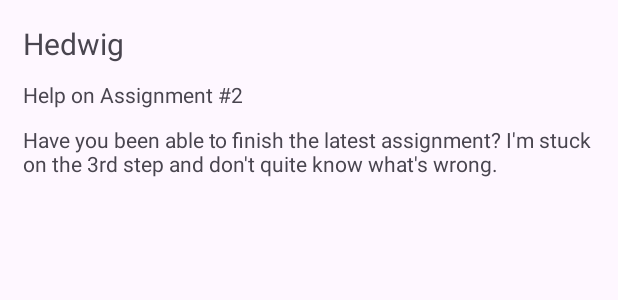
After one commit to chrism1001/CodepathMail, an Android app: the layout email_layout.xml on its own in the app's theme, with its tools: preview values and no code run, on a phone screen of 412 x 824 dp. The commit adds this screen. Shown: the top 300 px of the screen. Run offline under Robolectric (Android 15) with nearby library versions, the phone set to English and light mode, and no system bars.

Commit message:
Creating email structure and xml file to display the emails.

```diff
--- /dev/null
+++ b/app/src/main/res/layout/email_layout.xml
@@ -0,0 +1,37 @@
+
+
+<androidx.constraintlayout.widget.ConstraintLayout xmlns:android="http://schemas.android.com/apk/res/android"
+    xmlns:app="http://schemas.android.com/apk/res-auto"
+    xmlns:tools="http://schemas.android.com/tools"
+    android:layout_width="match_parent"
+    android:layout_height="match_parent"
+    android:padding="10dp">
+
+    <TextView
+        android:id="@+id/senderTv"
+        android:layout_width="wrap_content"
+        android:layout_height="wrap_content"
+        android:padding="5dp"
+        android:textSize="20sp"
+        app:layout_constraintStart_toStartOf="parent"
+        app:layout_constraintTop_toTopOf="parent"
+        tools:text="Hedwig" />
+
+    <TextView
+        android:id="@+id/titleTv"
+        android:layout_width="wrap_content"
+        android:layout_height="wrap_content"
+        android:padding="5dp"
+        app:layout_constraintStart_toStartOf="parent"
+        app:layout_constraintTop_toBottomOf="@+id/senderTv"
+        tools:text="Help on Assignment #2" />
+
+    <TextView
+        android:id="@+id/summaryTv"
+        android:layout_width="wrap_content"
+        android:layout_height="wrap_content"
+        android:padding="5dp"
+        app:layout_constraintStart_toStartOf="parent"
+        app:layout_constraintTop_toBottomOf="@+id/titleTv"
+        tools:text="Have you been able to finish the latest assignment? I'm stuck on the 3rd step and don't quite know what's wrong." />
+</androidx.constraintlayout.widget.ConstraintLayout>
--- a/app/src/main/res/values-night/themes.xml
+++ b/app/src/main/res/values-night/themes.xml
@@ -1,6 +1,6 @@
 <resources xmlns:tools="http://schemas.android.com/tools">
     <!-- Base application theme. -->
-    <style name="Base.Theme.CodepathMail" parent="Theme.Material3.DayNight.NoActionBar">
+    <style name="Base.Theme.CodepathMail" parent="Theme.Material3.DayNight">
         <!-- Customize your dark theme here. -->
         <!-- <item name="colorPrimary">@color/my_dark_primary</item> -->
     </style>
--- a/app/src/main/res/values/themes.xml
+++ b/app/src/main/res/values/themes.xml
@@ -1,6 +1,6 @@
 <resources xmlns:tools="http://schemas.android.com/tools">
     <!-- Base application theme. -->
-    <style name="Base.Theme.CodepathMail" parent="Theme.Material3.DayNight.NoActionBar">
+    <style name="Base.Theme.CodepathMail" parent="Theme.Material3.DayNight">
         <!-- Customize your light theme here. -->
         <!-- <item name="colorPrimary">@color/my_light_primary</item> -->
     </style>
```
Also changed, not shown: app/src/main/java/com/example/codepathmail/EmailFetcher.kt (added, +26 -0 lines).
